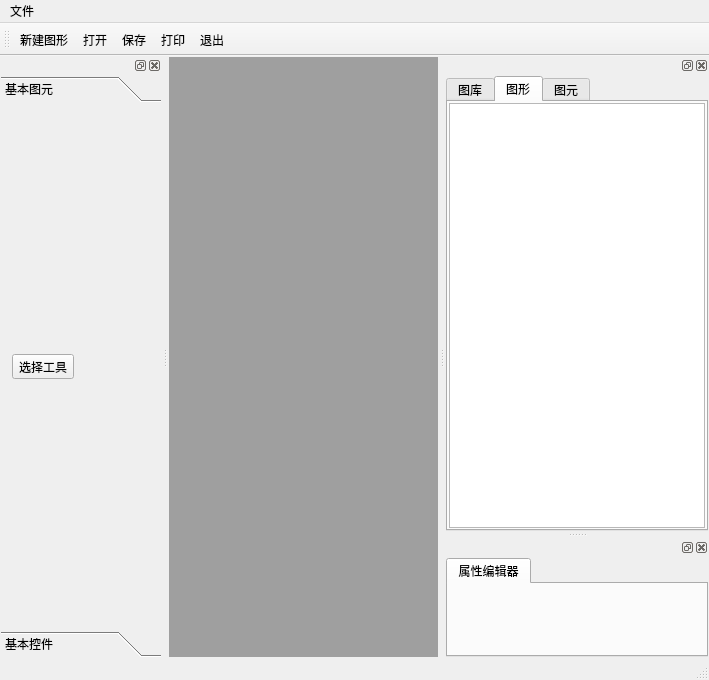
Above: QStudioSCADA/DrawApplication/DrawApplication/MainWindow.ui from VelsonWang/HmiFuncDesigner before the change. Below: the same form after it.
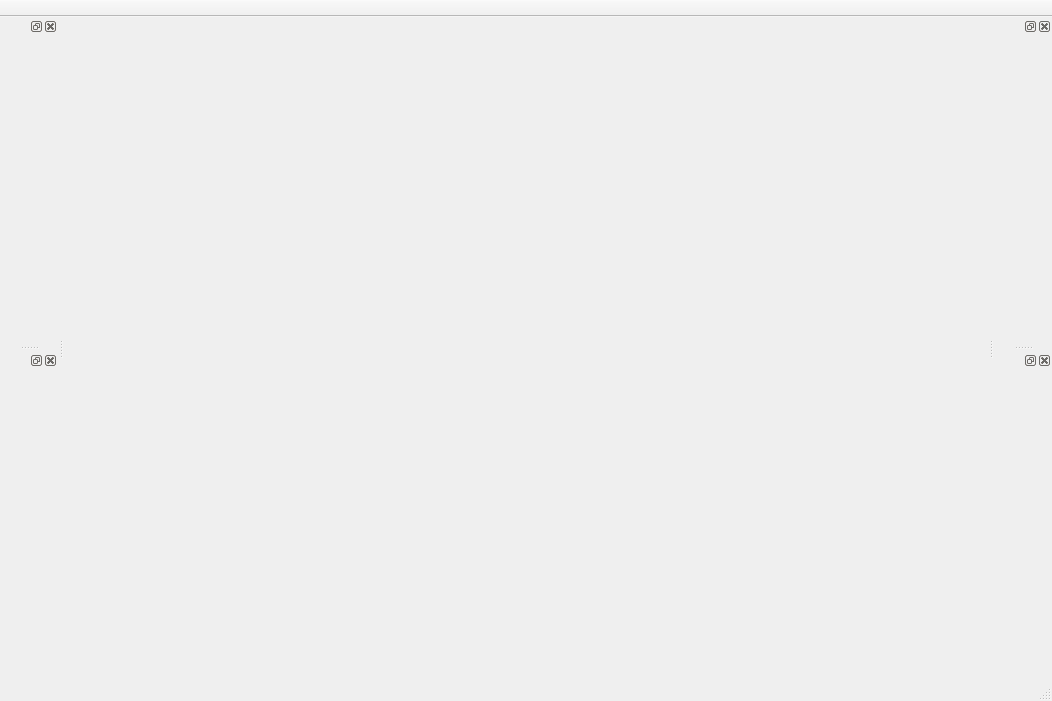
That is the form after the change. The open tabs and pages were chosen to show the change. Icons and pictures are not drawn. Custom widgets are drawn as their Qt base class.

The edit to the form file:
```diff
--- a/QStudioSCADA/DrawApplication/DrawApplication/MainWindow.ui
+++ b/QStudioSCADA/DrawApplication/DrawApplication/MainWindow.ui
@@ -6,37 +6,57 @@
    <rect>
     <x>0</x>
     <y>0</y>
-    <width>709</width>
-    <height>680</height>
+    <width>1052</width>
+    <height>701</height>
    </rect>
   </property>
   <property name="windowTitle">
    <string>绘制系统</string>
   </property>
-  <property name="windowIcon">
-   <iconset resource="images.qrc">
-    <normaloff>:/images/appicon.png</normaloff>:/images/appicon.png</iconset>
+  <property name="autoFillBackground">
+   <bool>false</bool>
+  </property>
+  <property name="styleSheet">
+   <string notr="true">QTabBar::tab {
+	     background: qlineargradient(x1: 0, y1: 0, x2: 0, y2: 1,
+                                 stop: 0 #E1E1E1, stop: 0.4 #DDDDDD,
+                                 stop: 0.5 #D8D8D8, stop: 1.0 #D3D3D3);
+	border-style: solid;
+	border-width: 1px;	
+ 	border-color: rgb(162,162,162);
+	border-top-left-radius: 3px;
+	border-top-right-radius: 3px;
+	min-width: 25ex;
+	min-height: 7ex;
+}
+
+ QTabBar::tab:selected, QTabBar::tab:hover {
+     background: qlineargradient(x1: 0, y1: 0, x2: 0, y2: 1,
+                                 stop: 0 #fafafa, stop: 0.4 #f4f4f4,
+                                 stop: 0.5 #e7e7e7, stop: 1.0 #fafafa);
+ }
+
+ QTabBar::tab:selected {
+     border-color: #9B9B9B;
+     border-bottom-color: #C2C7CB; 
+ }
+
+ QTabBar::tab:!selected {
+     margin-top: 2px; 
+ }
+</string>
   </property>
   <widget class="QWidget" name="centralWidget">
-   <layout class="QVBoxLayout" name="verticalLayout">
-    <property name="spacing">
-     <number>1</number>
-    </property>
+   <layout class="QGridLayout" name="gridLayout">
     <property name="leftMargin">
-     <number>1</number>
+     <number>0</number>
     </property>
     <property name="topMargin">
-     <number>1</number>
-    </property>
-    <property name="rightMargin">
-     <number>1</number>
+     <number>0</number>
     </property>
     <property name="bottomMargin">
-     <number>1</number>
+     <number>0</number>
     </property>
-    <item>
-     <widget class="QMdiArea" name="mdiArea"/>
-    </item>
    </layout>
   </widget>
   <widget class="QMenuBar" name="menuBar">
@@ -44,53 +64,30 @@
     <rect>
      <x>0</x>
      <y>0</y>
-     <width>709</width>
-     <height>23</height>
+     <width>1052</width>
+     <height>17</height>
     </rect>
    </property>
-   <widget class="QMenu" name="menu">
-    <property name="title">
-     <string>文件</string>
-    </property>
-    <widget class="QMenu" name="menuRecentFileList">
-     <property name="title">
-      <string>最近文件列表</string>
-     </property>
-    </widget>
-    <addaction name="actionNew"/>
-    <addaction name="actionOpen"/>
-    <addaction name="actionSave"/>
-    <addaction name="actionSaveAs"/>
-    <addaction name="actionSaveAsImage"/>
-    <addaction name="actionPrinter"/>
-    <addaction name="separator"/>
-    <addaction name="menuRecentFileList"/>
-    <addaction name="separator"/>
-    <addaction name="actionExit"/>
-   </widget>
-   <addaction name="menu"/>
   </widget>
-  <widget class="QToolBar" name="mainToolBar">
+  <widget class="QToolBar" name="toolBar">
+   <property name="windowTitle">
+    <string>toolBar</string>
+   </property>
+   <property name="movable">
+    <bool>false</bool>
+   </property>
+   <property name="floatable">
+    <bool>false</bool>
+   </property>
    <attribute name="toolBarArea">
     <enum>TopToolBarArea</enum>
    </attribute>
    <attribute name="toolBarBreak">
     <bool>false</bool>
    </attribute>
-   <addaction name="actionNew"/>
-   <addaction name="actionOpen"/>
-   <addaction name="actionSave"/>
-   <addaction name="actionPrinter"/>
-   <addaction name="actionExit"/>
   </widget>
   <widget class="QStatusBar" name="statusBar"/>
-  <widget class="QDockWidget" name="dockControl">
-   <property name="minimumSize">
-    <size>
-     <width>162</width>
-     <height>145</height>
-    </size>
-   </property>
+  <widget class="QDockWidget" name="dockGraphPages">
    <attribute name="dockWidgetArea">
     <number>1</number>
    </attribute>
@@ -112,87 +109,17 @@
       <number>1</number>
      </property>
      <item>
-      <widget class="QToolBox" name="toolBox">
-       <property name="minimumSize">
-        <size>
-         <width>160</width>
-         <height>0</height>
-        </size>
-       </property>
-       <property name="currentIndex">
-        <number>0</number>
-       </property>
-       <widget class="QWidget" name="pageBasicEelement">
-        <property name="geometry">
-         <rect>
-          <x>0</x>
-          <y>0</y>
-          <width>160</width>
-          <height>525</height>
-         </rect>
-        </property>
-        <attribute name="label">
-         <string>基本图元</string>
-        </attribute>
-        <layout class="QVBoxLayout" name="verticalLayout_3">
-         <item>
-          <widget class="ToolButton" name="tbtnToolSelect">
-           <property name="enabled">
-            <bool>true</bool>
-           </property>
-           <property name="text">
-            <string>选择工具</string>
-           </property>
-           <property name="icon">
-            <iconset resource="images.qrc">
-             <normaloff>:/images/toolselect.png</normaloff>:/images/toolselect.png</iconset>
-           </property>
-           <property name="iconSize">
-            <size>
-             <width>32</width>
-             <height>32</height>
-            </size>
-           </property>
-           <property name="toolButtonStyle">
-            <enum>Qt::ToolButtonTextBesideIcon</enum>
-           </property>
-           <property name="arrowType">
-            <enum>Qt::NoArrow</enum>
-           </property>
-          </widget>
-         </item>
-        </layout>
-       </widget>
-       <widget class="QWidget" name="BasicControl">
-        <property name="geometry">
-         <rect>
-          <x>0</x>
-          <y>0</y>
-          <width>160</width>
-          <height>525</height>
-         </rect>
-        </property>
-        <attribute name="label">
-         <string>基本控件</string>
-        </attribute>
-       </widget>
-      </widget>
+      <layout class="QVBoxLayout" name="GraphPagesLayout"/>
      </item>
     </layout>
    </widget>
   </widget>
-  <widget class="QDockWidget" name="dockElementList">
-   <property name="minimumSize">
-    <size>
-     <width>160</width>
-     <height>125</height>
-    </size>
-   </property>
+  <widget class="QDockWidget" name="dockElemets">
    <attribute name="dockWidgetArea">
-    <number>2</number>
+    <number>1</number>
    </attribute>
-   <widget class="QWidget" name="dockWidgetContents_2">
-    <layout class="QVBoxLayout" name="verticalLayout_4">
+   <widget class="QWidget" name="dockElemetsLayout">
+    <layout class="QVBoxLayout" name="verticalLayout_3">
      <property name="spacing">
       <number>1</number>
      </property>
@@ -209,102 +136,17 @@
       <number>1</number>
      </property>
      <item>
-      <widget class="QTabWidget" name="tabWidget">
-       <property name="currentIndex">
-        <number>0</number>
-       </property>
-       <widget class="QWidget" name="tabGraphLibrary">
-        <attribute name="title">
-         <string>图库</string>
-        </attribute>
-        <layout class="QVBoxLayout" name="verticalLayout_5">
-         <property name="spacing">
-          <number>1</number>
-         </property>
-         <property name="leftMargin">
-          <number>1</number>
-         </property>
-         <property name="topMargin">
-          <number>1</number>
-         </property>
-         <property name="rightMargin">
-          <number>1</number>
-         </property>
-         <property name="bottomMargin">
-          <number>1</number>
-         </property>
-         <item>
-          <widget class="QTreeView" name="treeViewGraphLibrary"/>
-         </item>
-        </layout>
-       </widget>
-       <widget class="QWidget" name="tabGraph">
-        <attribute name="title">
-         <string>图形</string>
-        </attribute>
-        <layout class="QVBoxLayout" name="verticalLayout_6">
-         <property name="spacing">
-          <number>1</number>
-         </property>
-         <property name="leftMargin">
-          <number>1</number>
-         </property>
-         <property name="topMargin">
-          <number>1</number>
-         </property>
-         <property name="rightMargin">
-          <number>1</number>
-         </property>
-         <property name="bottomMargin">
-          <number>1</number>
-         </property>
-         <item>
-          <widget class="QTreeView" name="treeViewGraph"/>
-         </item>
-        </layout>
-       </widget>
-       <widget class="QWidget" name="tabGraphElement">
-        <attribute name="title">
-         <string>图元</string>
-        </attribute>
-        <layout class="QVBoxLayout" name="verticalLayout_7">
-         <property name="spacing">
-          <number>1</number>
-         </property>
-         <property name="leftMargin">
-          <number>1</number>
-         </property>
-         <property name="topMargin">
-          <number>1</number>
-         </property>
-         <property name="rightMargin">
-          <number>1</number>
-         </property>
-         <property name="bottomMargin">
-          <number>1</number>
-         </property>
-         <item>
-          <widget class="QListView" name="listViewGraphElement"/>
-         </item>
-        </layout>
-       </widget>
-      </widget>
+      <layout class="QVBoxLayout" name="ElemetsLayout"/>
      </item>
     </layout>
    </widget>
   </widget>
   <widget class="QDockWidget" name="dockProperty">
-   <property name="minimumSize">
-    <size>
-     <width>208</width>
-     <height>0</height>
-    </size>
-   </property>
    <attribute name="dockWidgetArea">
     <number>2</number>
    </attribute>
-   <widget class="QWidget" name="dockWidgetContents_3">
-    <layout class="QVBoxLayout" name="verticalLayout_8" stretch="0">
+   <widget class="QWidget" name="dockPropertyLayout">
+    <layout class="QVBoxLayout" name="verticalLayout_5">
      <property name="spacing">
       <number>1</number>
      </property>
@@ -321,37 +163,34 @@
       <number>1</number>
      </property>
      <item>
-      <widget class="QTabWidget" name="tabWidget_2">
-       <property name="currentIndex">
-        <number>0</number>
-       </property>
-       <widget class="QWidget" name="tab">
-        <attribute name="title">
-         <string>属性编辑器</string>
-        </attribute>
-        <layout class="QVBoxLayout" name="verticalLayout_9">
-         <property name="leftMargin">
-          <number>0</number>
-         </property>
-         <property name="topMargin">
-          <number>0</number>
-         </property>
-         <property name="rightMargin">
-          <number>0</number>
-         </property>
-         <item>
-          <widget class="QtTreePropertyBrowser" name="propertyEditor" native="true">
-           <property name="minimumSize">
-            <size>
-             <width>0</width>
-             <height>0</height>
-            </size>
-           </property>
-          </widget>
-         </item>
-        </layout>
-       </widget>
-      </widget>
+      <layout class="QVBoxLayout" name="PropertyLayout"/>
+     </item>
+    </layout>
+   </widget>
+  </widget>
+  <widget class="QDockWidget" name="dockObjectTree">
+   <attribute name="dockWidgetArea">
+    <number>2</number>
+   </attribute>
+   <widget class="QWidget" name="dockObjectTreeLayout">
+    <layout class="QVBoxLayout" name="verticalLayout" stretch="0">
+     <property name="spacing">
+      <number>1</number>
+     </property>
+     <property name="leftMargin">
+      <number>1</number>
+     </property>
+     <property name="topMargin">
+      <number>1</number>
+     </property>
+     <property name="rightMargin">
+      <number>1</number>
+     </property>
+     <property name="bottomMargin">
+      <number>1</number>
+     </property>
+     <item>
+      <layout class="QVBoxLayout" name="ObjectTreeLayout"/>
      </item>
     </layout>
    </widget>
@@ -362,10 +201,7 @@
      <normaloff>:/images/filenew.png</normaloff>:/images/filenew.png</iconset>
    </property>
    <property name="text">
-    <string>新建图形</string>
-   </property>
-   <property name="shortcut">
-    <string>Ctrl+N</string>
+    <string>Новый проект или экран</string>
    </property>
   </action>
   <action name="actionOpen">
@@ -374,7 +210,7 @@
      <normaloff>:/images/fileopen.png</normaloff>:/images/fileopen.png</iconset>
    </property>
    <property name="text">
-    <string>打开</string>
+    <string>Открыть проект или экран</string>
    </property>
    <property name="shortcut">
     <string>Ctrl+O</string>
@@ -386,10 +222,7 @@
      <normaloff>:/images/filesave.png</normaloff>:/images/filesave.png</iconset>
    </property>
    <property name="text">
-    <string>保存</string>
-   </property>
-   <property name="shortcut">
-    <string>Ctrl+S</string>
+    <string>Сохранить проект</string>
    </property>
   </action>
   <action name="actionSaveAs">
@@ -408,7 +241,7 @@
      <normaloff>:/images/fileprint.png</normaloff>:/images/fileprint.png</iconset>
    </property>
    <property name="text">
-    <string>打印</string>
+    <string>Сетка</string>
    </property>
   </action>
   <action name="actionExit">
@@ -417,24 +250,80 @@
      <normaloff>:/images/fileexit.PNG</normaloff>:/images/fileexit.PNG</iconset>
    </property>
    <property name="text">
-    <string>退出</string>
+    <string>Линейка</string>
+   </property>
+  </action>
+  <action name="actionUnderView">
+   <property name="text">
+    <string>Предварительный просмотр</string>
+   </property>
+   <property name="shortcutContext">
+    <enum>Qt::WindowShortcut</enum>
+   </property>
+  </action>
+  <action name="action0_125">
+   <property name="checkable">
+    <bool>true</bool>
+   </property>
+   <property name="text">
+    <string>0.125</string>
+   </property>
+  </action>
+  <action name="action0_25">
+   <property name="checkable">
+    <bool>true</bool>
+   </property>
+   <property name="text">
+    <string>0.25</string>
+   </property>
+  </action>
+  <action name="action0_5">
+   <property name="checkable">
+    <bool>true</bool>
+   </property>
+   <property name="text">
+    <string>0.5</string>
+   </property>
+  </action>
+  <action name="action1">
+   <property name="checkable">
+    <bool>true</bool>
+   </property>
+   <property name="text">
+    <string>1</string>
+   </property>
+  </action>
+  <action name="action2">
+   <property name="checkable">
+    <bool>true</bool>
+   </property>
+   <property name="text">
+    <string>2</string>
+   </property>
+  </action>
+  <action name="action4">
+   <property name="checkable">
+    <bool>true</bool>
+   </property>
+   <property name="text">
+    <string>4</string>
+   </property>
+  </action>
+  <action name="action8">
+   <property name="checkable">
+    <bool>true</bool>
+   </property>
+   <property name="text">
+    <string>8</string>
+   </property>
+  </action>
+  <action name="action">
+   <property name="text">
+    <string>Закрыть проект</string>
    </property>
   </action>
  </widget>
  <layoutdefault spacing="6" margin="11"/>
- <customwidgets>
-  <customwidget>
-   <class>QtTreePropertyBrowser</class>
-   <extends>QWidget</extends>
-   <header>../qtpropertybrowser/src/qttreepropertybrowser.h</header>
-   <container>1</container>
-  </customwidget>
-  <customwidget>
-   <class>ToolButton</class>
-   <extends>QToolButton</extends>
-   <header>ToolButton.h</header>
-  </customwidget>
- </customwidgets>
  <resources>
   <include location="images.qrc"/>
  </resources>
```
Left out of the diff: 40 changed lines with no effect on the pictures.
